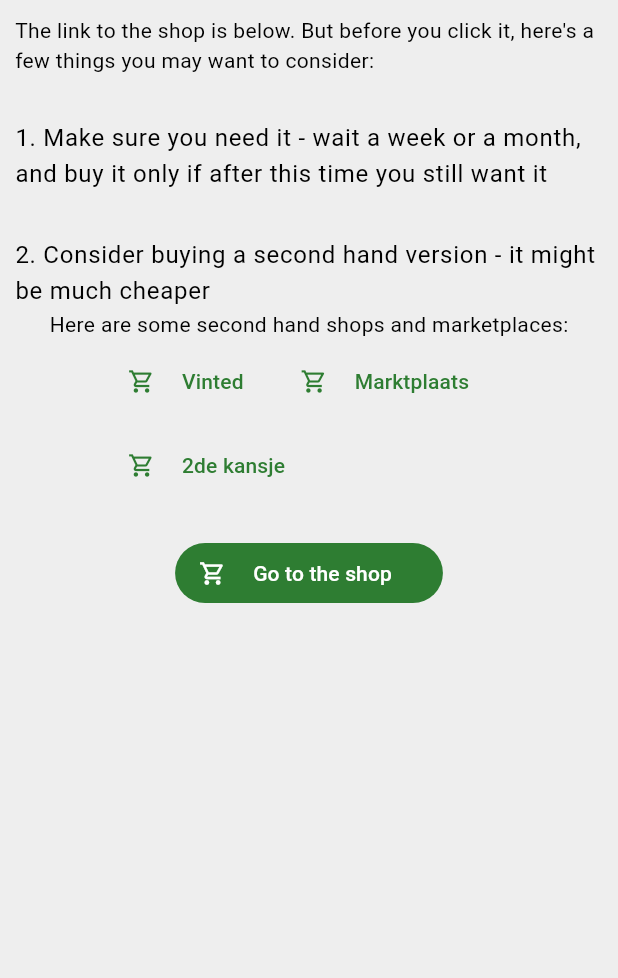
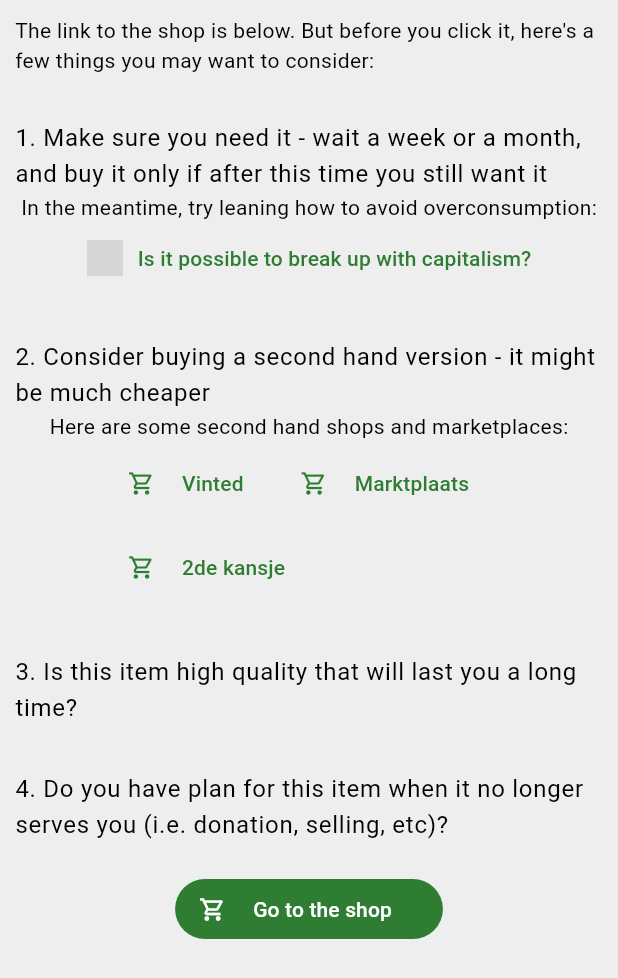
Before and after one commit to transpaer/transpaer-ui, a Flutter app: the BeforeYouBuyWidget widget shown alone on an empty page, opened directly with empty values, on a phone screen of 412 x 824 dp. Shown: the top 978 px of the screen. Run offline on Flutter 3.47's test engine with Material 3 defaults, Android fonts, the phone set to English and light mode, and no system bars; our stand-ins replace firebase_analytics, firebase_core, flutter_markdown; missing offline and left inert: countries_utils, sustainity_api; accounts and stored records are empty; network calls fail; grey boxes are pictures that could not be loaded.

Commit message:
Small improvements

```diff
--- a/sustainity_frontend/lib/main.dart
+++ b/sustainity_frontend/lib/main.dart
@@ -76,6 +76,8 @@ extension LibraryTopicGuiExtension on api.LibraryTopic {
       case api.LibraryTopic.infoColonForProducers:
         return const Icon(Icons.question_answer_outlined);
       case api.LibraryTopic.infoColonFaq:
+        return const Icon(Icons.question_answer_outlined);
+      case api.LibraryTopic.infoColonGreenwashing:
         return const Icon(Icons.question_answer_outlined);
 
       case api.LibraryTopic.dataColonWiki:
@@ -253,9 +255,10 @@ class ProductLink implements TextSearchLink {
   }
 }
 
-enum DataSourceEnum { wiki, off, eu, bCorp, fti, tco, other }
+enum DataSourceEnum { sustainity, wiki, off, eu, bCorp, fti, tco, other }
 
 const dataSourceValues = {
+  api.DataSource.sustainity: DataSourceEnum.sustainity,
   api.DataSource.wiki: DataSourceEnum.wiki,
   api.DataSource.off: DataSourceEnum.off,
   api.DataSource.eu: DataSourceEnum.eu,
@@ -460,9 +463,10 @@ class MediaLinkButton extends StatelessWidget {
     return TextButton(
       child: Row(
         spacing: space,
+        mainAxisSize: MainAxisSize.min,
         children: [
           if (link.host == "youtube.com" || link.host == "www.youtube.com")
-            Logo.youtube(),
+            const Logo.youtube(),
           Text(
             text,
             overflow: TextOverflow.fade,
@@ -478,6 +482,28 @@ class MediaLinkButton extends StatelessWidget {
   }
 }
 
+class ImprovementButton extends StatelessWidget {
+  final String text;
+
+  const ImprovementButton({super.key, required this.text});
+
+  @override
+  Widget build(BuildContext context) {
+    final url =
+        Uri.parse('https://github.com/sustainity-dev/issues/issues/new');
+    return FilledButton.icon(
+      onPressed: () async {
+        await url_launcher.launchUrl(url);
+      },
+      icon: const Icon(Icons.bug_report_outlined),
+      label: Padding(
+        padding: const EdgeInsets.all(defaultPadding),
+        child: Text(text),
+      ),
+    );
+  }
+}
+
 const String youtubeLogoLink =
     "https://upload.wikimedia.org/wikipedia/commons/thumb/f/fd/YouTube_full-color_icon_%282024%29.svg/1486px-YouTube_full-color_icon_%282024%29.svg.png";
 
@@ -486,7 +512,7 @@ class Logo extends StatelessWidget {
 
   const Logo({super.key, required this.link});
 
-  Logo.youtube({
+  const Logo.youtube({
     Key? key,
   }) : this(key: key, link: youtubeLogoLink);
 
@@ -604,6 +630,9 @@ class Description extends StatelessWidget {
       case api.DataSource.tco:
         sourceWidget = Text("Source: TCO", style: sourceStyle);
         break;
+      case api.DataSource.sustainity:
+        sourceWidget = const Text("");
+        break;
       case api.DataSource.other:
         sourceWidget = const Text("");
         break;
@@ -639,6 +668,7 @@ class DescriptionSection extends StatelessWidget {
     if (descriptions.isNotEmpty) {
       return Column(
         crossAxisAlignment: CrossAxisAlignment.stretch,
+        spacing: space,
         children: [
           for (final description in descriptions)
             Description(
@@ -810,6 +840,11 @@ class ItemWidget extends StatelessWidget {
               scrollDirection: Axis.vertical,
               children: [
                 Article(markdown: item.article),
+                if (item.links.isNotEmpty) ...[
+                  const Section(text: "Learn more..."),
+                  for (final link in item.links)
+                    MediaLinkButton.parse(text: link.title, link: link.link),
+                ],
                 if (item.presentation != null) ...[
                   const Space(),
                   if (item.id == api.LibraryTopic.certColonFti) ...[
@@ -846,6 +881,11 @@ class SourcedImage extends StatelessWidget {
     String url;
     String source;
     switch (imageSource) {
+      case DataSourceEnum.sustainity:
+        link = imagePath;
+        url = imagePath;
+        source = "Sustainity";
+        break;
       case DataSourceEnum.wiki:
         link = "$url1/$imagePath";
         url = "$link?width=200";
@@ -2052,17 +2092,8 @@ class OperationsMenu extends StatelessWidget {
             ),
           ),
           const Space(),
-          FilledButton.icon(
-            onPressed: () async {
-              final url = Uri.parse(
-                  'https://github.com/sustainity-dev/issues/issues/new');
-              await url_launcher.launchUrl(url);
-            },
-            icon: const Icon(Icons.bug_report_outlined),
-            label: const Padding(
-              padding: EdgeInsets.all(defaultPadding),
-              child: Text("Found problem with data? Report it to us!"),
-            ),
+          const ImprovementButton(
+            text: "Found problem with data? Report it to us!",
           ),
         ],
       ),
@@ -2815,8 +2846,19 @@ class ProductView extends StatelessWidget {
                 ),
                 const Section(text: 'Images'),
                 ImageSection(images: product.images),
-                for (final a in product.alternatives)
-                  CategoryAlternativesWidget(ca: a, navigation: navigation),
+                if (product.alternatives.isNotEmpty) ...[
+                  for (final a in product.alternatives)
+                    CategoryAlternativesWidget(ca: a, navigation: navigation),
+                ] else ...[
+                  const Section(text: "Alternatives"),
+                  const Text(
+                    "This product does not have any category assigned yet",
+                  ),
+                  const ImprovementButton(
+                    text:
+                        "Let us know to prititize adding a category for this product",
+                  ),
+                ],
                 FlipFlex(
                   flipWidth: flipWidth,
                   children: [
@@ -2968,9 +3010,21 @@ class BeforeYouBuyWidget extends StatelessWidget {
             ),
             Padding(
               padding: const EdgeInsets.all(defaultPadding),
-              child: Text(
-                "1. Make sure you need it - wait a week or a month, and buy it only if after this time you still want it",
-                style: adviceStyle,
+              child: Column(
+                children: [
+                  Text(
+                    "1. Make sure you need it - wait a week or a month, and buy it only if after this time you still want it",
+                    style: adviceStyle,
+                  ),
+                  Text(
+                    "In the meantime, try leaning how to avoid overconsumption:",
+                    style: textStyle,
+                  ),
+                  MediaLinkButton.parse(
+                    link: "https://www.youtube.com/watch?v=D3ksVUSOgeQ",
+                    text: "Is it possible to break up with capitalism?",
+                  ),
+                ],
               ),
             ),
             Padding(
@@ -3001,6 +3055,28 @@ class BeforeYouBuyWidget extends StatelessWidget {
                         link: "https://www.2dekansje.com",
                       ),
                     ],
+                  ),
+                ],
+              ),
+            ),
+            Padding(
+              padding: const EdgeInsets.all(defaultPadding),
+              child: Column(
+                children: [
+                  Text(
+                    "3. Is this item high quality that will last you a long time?",
+                    style: adviceStyle,
+                  ),
+                ],
+              ),
+            ),
+            Padding(
+              padding: const EdgeInsets.all(defaultPadding),
+              child: Column(
+                children: [
+                  Text(
+                    "4. Do you have plan for this item when it no longer serves you (i.e. donation, selling, etc)?",
+                    style: adviceStyle,
                   ),
                 ],
               ),
```
Also changed, not shown: sustainity_frontend/pubspec.yaml (+5 -5 lines).
